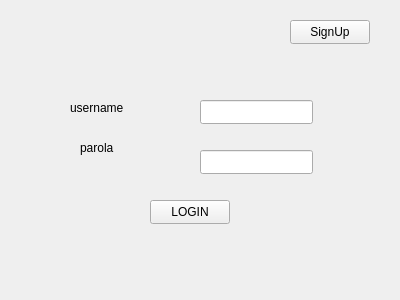
This is 3_Solution/test server/Test_client/login.ui in LeuConstantinCatalin/DummyChef as Qt 5 draws it before an edit. The edited form follows.
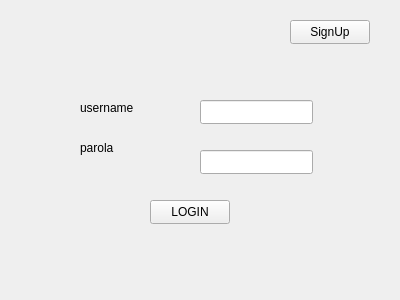
This is the edited form.

```diff
--- a/3_Solution/test server/Test_client/login.ui
+++ b/3_Solution/test server/Test_client/login.ui
@@ -29,7 +29,7 @@
   <widget class="QLabel" name="label">
    <property name="geometry">
     <rect>
-     <x>70</x>
+     <x>80</x>
      <y>100</y>
      <width>61</width>
      <height>16</height>
```
